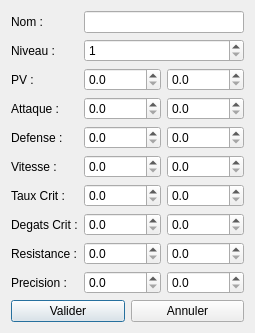
First picture: the form in ui/ajout_personnage.ui, repository johny34110/testaa, before the edit.
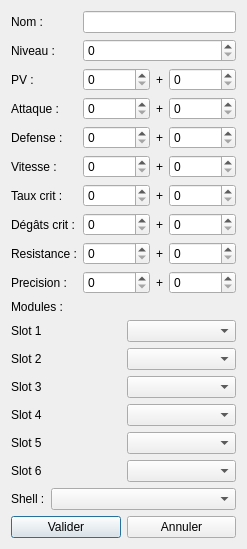
Second picture: the form after the edit.

```diff
--- a/ui/ajout_personnage.ui
+++ b/ui/ajout_personnage.ui
@@ -7,91 +7,122 @@
   </property>
   <layout class="QVBoxLayout" name="verticalLayout">
    <item>
-    <layout class="QGridLayout" name="formLayout">
+    <layout class="QFormLayout" name="formLayout">
+     <item row="0" column="0"><widget class="QLabel"><property name="text"><string>Nom :</string></property></widget></item>
+     <item row="0" column="1"><widget class="QLineEdit" name="lineEditNom"/></item>
 
-     <!-- Nom -->
-     <item row="0" column="0">
-      <widget class="QLabel" name="labelNom">
-       <property name="text"><string>Nom :</string></property>
-      </widget>
-     </item>
-     <item row="0" column="1" colspan="2">
-      <widget class="QLineEdit" name="lineEditNom"/>
-     </item>
+     <item row="1" column="0"><widget class="QLabel"><property name="text"><string>Niveau :</string></property></widget></item>
+     <item row="1" column="1"><widget class="QSpinBox" name="spinBoxNiveau"><property name="maximum"><number>50</number></property></widget></item>
 
-     <!-- Niveau -->
-     <item row="1" column="0">
-      <widget class="QLabel" name="labelNiveau">
-       <property name="text"><string>Niveau :</string></property>
-      </widget>
-     </item>
-     <item row="1" column="1" colspan="2">
-      <widget class="QSpinBox" name="spinBoxNiveau">
-       <property name="minimum"><number>1</number></property>
-       <property name="maximum"><number>100</number></property>
-      </widget>
-     </item>
+     <!-- Champs de stats -->
+     <item row="2" column="0"><widget class="QLabel"><property name="text"><string>PV :</string></property></widget></item>
+     <item row="2" column="1"><layout class="QHBoxLayout">
+       <item><widget class="QSpinBox" name="spinBoxPVBase"><property name="maximum"><number>9999999</number></property></widget></item>
+       <item><widget class="QLabel"><property name="text"><string>+</string></property></widget></item>
+       <item><widget class="QSpinBox" name="spinBoxPVBonus"><property name="maximum"><number>9999999</number></property></widget></item>
+     </layout></item>
 
-     <!-- Génération des stats -->
-     <!-- Pour chaque : label + base + bonus -->
-     <!-- Toutes avec decimals = 1 -->
+     <item row="3" column="0"><widget class="QLabel"><property name="text"><string>Attaque :</string></property></widget></item>
+     <item row="3" column="1"><layout class="QHBoxLayout">
+       <item><widget class="QSpinBox" name="spinBoxAttaqueBase"><property name="maximum"><number>9999999</number></property></widget></item>
+       <item><widget class="QLabel"><property name="text"><string>+</string></property></widget></item>
+       <item><widget class="QSpinBox" name="spinBoxAttaqueBonus"><property name="maximum"><number>9999999</number></property></widget></item>
+     </layout></item>
 
-     <!-- Exemple pour PV -->
-     <!-- Les lignes suivantes suivent le même modèle -->
+     <item row="4" column="0"><widget class="QLabel"><property name="text"><string>Defense :</string></property></widget></item>
+     <item row="4" column="1"><layout class="QHBoxLayout">
+       <item><widget class="QSpinBox" name="spinBoxDefenseBase"><property name="maximum"><number>9999999</number></property></widget></item>
+       <item><widget class="QLabel"><property name="text"><string>+</string></property></widget></item>
+       <item><widget class="QSpinBox" name="spinBoxDefenseBonus"><property name="maximum"><number>9999999</number></property></widget></item>
+     </layout></item>
 
-     <!-- PV -->
-     <item row="2" column="0"><widget class="QLabel" name="labelPV"><property name="text"><string>PV :</string></property></widget></item>
-     <item row="2" column="1"><widget class="QDoubleSpinBox" name="spinBoxPVBase"><property name="decimals"><number>1</number></property><property name="minimum"><double>0.0</double></property><property name="maximum"><double>1000000.0</double></property></widget></item>
-     <item row="2" column="2"><widget class="QDoubleSpinBox" name="spinBoxPVBonus"><property name="decimals"><number>1</number></property><property name="minimum"><double>0.0</double></property><property name="maximum"><double>1000000.0</double></property></widget></item>
+     <item row="5" column="0"><widget class="QLabel"><property name="text"><string>Vitesse :</string></property></widget></item>
+     <item row="5" column="1"><layout class="QHBoxLayout">
+       <item><widget class="QSpinBox" name="spinBoxVitesseBase"><property name="maximum"><number>9999999</number></property></widget></item>
+       <item><widget class="QLabel"><property name="text"><string>+</string></property></widget></item>
+       <item><widget class="QSpinBox" name="spinBoxVitesseBonus"><property name="maximum"><number>9999999</number></property></widget></item>
+     </layout></item>
 
-     <!-- Attaque -->
-     <item row="3" column="0"><widget class="QLabel" name="labelAttaque"><property name="text"><string>Attaque :</string></property></widget></item>
-     <item row="3" column="1"><widget class="QDoubleSpinBox" name="spinBoxAttaqueBase"><property name="decimals"><number>1</number></property><property name="minimum"><double>0.0</double></property><property name="maximum"><double>1000000.0</double></property></widget></item>
-     <item row="3" column="2"><widget class="QDoubleSpinBox" name="spinBoxAttaqueBonus"><property name="decimals"><number>1</number></property><property name="minimum"><double>0.0</double></property><property name="maximum"><double>1000000.0</double></property></widget></item>
+     <item row="6" column="0"><widget class="QLabel"><property name="text"><string>Taux crit :</string></property></widget></item>
+     <item row="6" column="1"><layout class="QHBoxLayout">
+       <item><widget class="QSpinBox" name="spinBoxTauxcritBase"><property name="maximum"><number>9999999</number></property></widget></item>
+       <item><widget class="QLabel"><property name="text"><string>+</string></property></widget></item>
+       <item><widget class="QSpinBox" name="spinBoxTauxcritBonus"><property name="maximum"><number>9999999</number></property></widget></item>
+     </layout></item>
 
-     <!-- Defense -->
-     <item row="4" column="0"><widget class="QLabel" name="labelDefense"><property name="text"><string>Defense :</string></property></widget></item>
-     <item row="4" column="1"><widget class="QDoubleSpinBox" name="spinBoxDefenseBase"><property name="decimals"><number>1</number></property><property name="minimum"><double>0.0</double></property><property name="maximum"><double>1000000.0</double></property></widget></item>
-     <item row="4" column="2"><widget class="QDoubleSpinBox" name="spinBoxDefenseBonus"><property name="decimals"><number>1</number></property><property name="minimum"><double>0.0</double></property><property name="maximum"><double>1000000.0</double></property></widget></item>
+     <item row="7" column="0"><widget class="QLabel"><property name="text"><string>Dégâts crit :</string></property></widget></item>
+     <item row="7" column="1"><layout class="QHBoxLayout">
+       <item><widget class="QSpinBox" name="spinBoxDegatscritBase"><property name="maximum"><number>9999999</number></property></widget></item>
+       <item><widget class="QLabel"><property name="text"><string>+</string></property></widget></item>
+       <item><widget class="QSpinBox" name="spinBoxDegatscritBonus"><property name="maximum"><number>9999999</number></property></widget></item>
+     </layout></item>
 
-     <!-- Vitesse -->
-     <item row="5" column="0"><widget class="QLabel" name="labelVitesse"><property name="text"><string>Vitesse :</string></property></widget></item>
-     <item row="5" column="1"><widget class="QDoubleSpinBox" name="spinBoxVitesseBase"><property name="decimals"><number>1</number></property><property name="minimum"><double>0.0</double></property><property name="maximum"><double>1000000.0</double></property></widget></item>
-     <item row="5" column="2"><widget class="QDoubleSpinBox" name="spinBoxVitesseBonus"><property name="decimals"><number>1</number></property><property name="minimum"><double>0.0</double></property><property name="maximum"><double>1000000.0</double></property></widget></item>
+     <item row="8" column="0"><widget class="QLabel"><property name="text"><string>Resistance :</string></property></widget></item>
+     <item row="8" column="1"><layout class="QHBoxLayout">
+       <item><widget class="QSpinBox" name="spinBoxResistanceBase"><property name="maximum"><number>9999999</number></property></widget></item>
+       <item><widget class="QLabel"><property name="text"><string>+</string></property></widget></item>
+       <item><widget class="QSpinBox" name="spinBoxResistanceBonus"><property name="maximum"><number>9999999</number></property></widget></item>
+     </layout></item>
 
-     <!-- Taux Crit -->
-     <item row="6" column="0"><widget class="QLabel" name="labelTauxcrit"><property name="text"><string>Taux Crit :</string></property></widget></item>
-     <item row="6" column="1"><widget class="QDoubleSpinBox" name="spinBoxTauxcritBase"><property name="decimals"><number>1</number></property><property name="minimum"><double>0.0</double></property><property name="maximum"><double>1000000.0</double></property></widget></item>
-     <item row="6" column="2"><widget class="QDoubleSpinBox" name="spinBoxTauxcritBonus"><property name="decimals"><number>1</number></property><property name="minimum"><double>0.0</double></property><property name="maximum"><double>1000000.0</double></property></widget></item>
+     <item row="9" column="0"><widget class="QLabel"><property name="text"><string>Precision :</string></property></widget></item>
+     <item row="9" column="1"><layout class="QHBoxLayout">
+       <item><widget class="QSpinBox" name="spinBoxPrecisionBase"><property name="maximum"><number>9999999</number></property></widget></item>
+       <item><widget class="QLabel"><property name="text"><string>+</string></property></widget></item>
+       <item><widget class="QSpinBox" name="spinBoxPrecisionBonus"><property name="maximum"><number>9999999</number></property></widget></item>
+     </layout></item>
+    </layout>
+   </item>
 
-     <!-- Degats Crit -->
-     <item row="7" column="0"><widget class="QLabel" name="labelDegatsCrit"><property name="text"><string>Degats Crit :</string></property></widget></item>
-     <item row="7" column="1"><widget class="QDoubleSpinBox" name="spinBoxDegatsCritBase"><property name="decimals"><number>1</number></property><property name="minimum"><double>0.0</double></property><property name="maximum"><double>1000000.0</double></property></widget></item>
-     <item row="7" column="2"><widget class="QDoubleSpinBox" name="spinBoxDegatsCritBonus"><property name="decimals"><number>1</number></property><property name="minimum"><double>0.0</double></property><property name="maximum"><double>1000000.0</double></property></widget></item>
+    <!-- Modules : Titre -->
+    <item>
+      <layout class="QFormLayout">
+        <item row="0" column="0">
+          <widget class="QLabel">
+            <property name="text"><string>Modules :</string></property>
+          </widget>
+        </item>
+      </layout>
+    </item>
 
-     <!-- Resistance -->
-     <item row="8" column="0"><widget class="QLabel" name="labelResistance"><property name="text"><string>Resistance :</string></property></widget></item>
-     <item row="8" column="1"><widget class="QDoubleSpinBox" name="spinBoxResistanceBase"><property name="decimals"><number>1</number></property><property name="minimum"><double>0.0</double></property><property name="maximum"><double>1000000.0</double></property></widget></item>
-     <item row="8" column="2"><widget class="QDoubleSpinBox" name="spinBoxResistanceBonus"><property name="decimals"><number>1</number></property><property name="minimum"><double>0.0</double></property><property name="maximum"><double>1000000.0</double></property></widget></item>
+    <!-- Modules : ComboBoxes -->
+    <item>
+      <layout class="QGridLayout">
+        <item row="0" column="0">
+          <widget class="QLabel" name="labelTypeModule0">
+            <property name="text"><string>Slot 1</string></property>
+          </widget>
+        </item>
+        <item row="0" column="1"><widget class="QComboBox" name="comboModule0"/></item>
+        <item row="1" column="0"><widget class="QLabel" name="labelTypeModule1"><property name="text"><string>Slot 2</string></property></widget></item>
+        <item row="1" column="1"><widget class="QComboBox" name="comboModule1"/></item>
+        <item row="2" column="0"><widget class="QLabel" name="labelTypeModule2"><property name="text"><string>Slot 3</string></property></widget></item>
+        <item row="2" column="1"><widget class="QComboBox" name="comboModule2"/></item>
+        <item row="3" column="0"><widget class="QLabel" name="labelTypeModule3"><property name="text"><string>Slot 4</string></property></widget></item>
+        <item row="3" column="1"><widget class="QComboBox" name="comboModule3"/></item>
+        <item row="4" column="0"><widget class="QLabel" name="labelTypeModule4"><property name="text"><string>Slot 5</string></property></widget></item>
+        <item row="4" column="1"><widget class="QComboBox" name="comboModule4"/></item>
+        <item row="5" column="0"><widget class="QLabel" name="labelTypeModule5"><property name="text"><string>Slot 6</string></property></widget></item>
+        <item row="5" column="1"><widget class="QComboBox" name="comboModule5"/></item>
+      </layout>
+    </item>
 
-     <!-- Precision -->
-     <item row="9" column="0"><widget class="QLabel" name="labelPrecision"><property name="text"><string>Precision :</string></property></widget></item>
-     <item row="9" column="1"><widget class="QDoubleSpinBox" name="spinBoxPrecisionBase"><property name="decimals"><number>1</number></property><property name="minimum"><double>0.0</double></property><property name="maximum"><double>1000000.0</double></property></widget></item>
-     <item row="9" column="2"><widget class="QDoubleSpinBox" name="spinBoxPrecisionBonus"><property name="decimals"><number>1</number></property><property name="minimum"><double>0.0</double></property><property name="maximum"><double>1000000.0</double></property></widget></item>
+
+   <!-- Shell -->
+   <item>
+    <layout class="QFormLayout">
+     <item row="0" column="0"><widget class="QLabel"><property name="text"><string>Shell :</string></property></widget></item>
+     <item row="0" column="1"><widget class="QComboBox" name="comboShell"/></item>
     </layout>
    </item>
 
    <!-- Boutons -->
    <item>
-    <layout class="QHBoxLayout" name="buttonLayout">
-     <item>
-      <widget class="QPushButton" name="buttonValider"><property name="text"><string>Valider</string></property></widget>
-     </item>
-     <item>
-      <widget class="QPushButton" name="buttonAnnuler"><property name="text"><string>Annuler</string></property></widget>
-     </item>
+    <layout class="QHBoxLayout">
+     <item><widget class="QPushButton" name="buttonValider"><property name="text"><string>Valider</string></property></widget></item>
+     <item><widget class="QPushButton" name="buttonAnnuler"><property name="text"><string>Annuler</string></property></widget></item>
     </layout>
    </item>
+
   </layout>
  </widget>
  <resources/>
```
Left out of the diff: 10 changed lines with no effect on the pictures.
